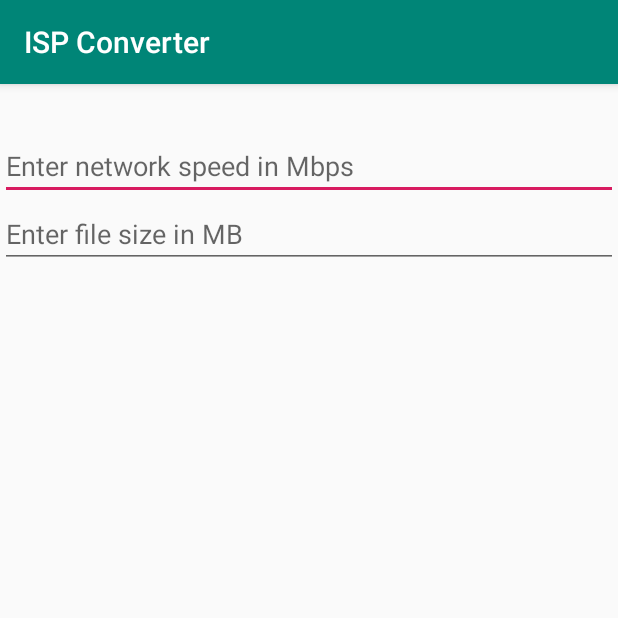
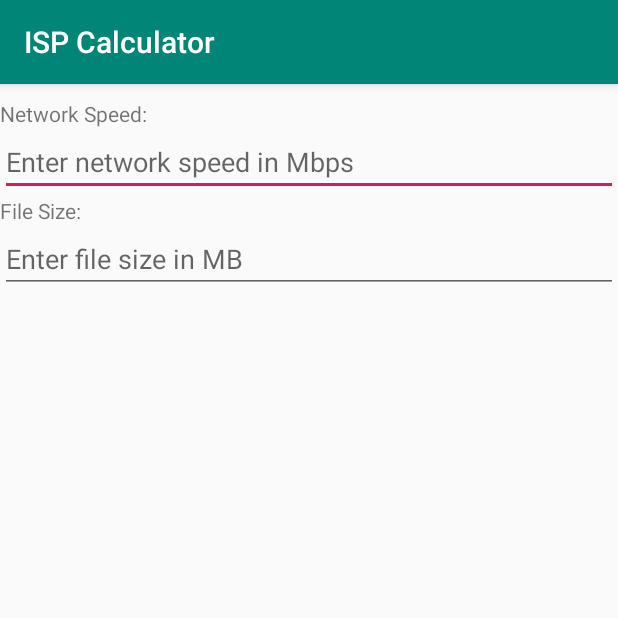
Before and after one commit to ajuk77/cpsc411-android-app, an Android app: the screen it shows after launch (MainActivity), on a phone screen of 412 x 824 dp, the top half of it. Run offline under Robolectric (Android 15) with nearby library versions, the phone set to English and light mode, and no system bars.

Commit message:
Added labels in strings.xml, and changes the layout

```diff
--- a/Project1/app/src/main/java/edu/fullerton/ajinkyakulkarni/project1/MainActivity.java
+++ b/Project1/app/src/main/java/edu/fullerton/ajinkyakulkarni/project1/MainActivity.java
@@ -1,5 +1,6 @@
 package edu.fullerton.ajinkyakulkarni.project1;
 
+import android.graphics.Typeface;
 import android.support.v7.app.AppCompatActivity;
 import android.os.Bundle;
 import android.text.Editable;
@@ -8,7 +9,11 @@ import android.widget.EditText;
 import android.widget.TextView;
 
 import java.text.DecimalFormat;
-
+/*
+CPSC411: MiniApp1
+Name: Ajinkya Kulkarni
+CWID: 893566448
+ */
 public class MainActivity extends AppCompatActivity {
 
     private TextView result;
@@ -78,6 +83,7 @@ public class MainActivity extends AppCompatActivity {
 
         String pattern = "#.#";
         DecimalFormat decimalFormat = new DecimalFormat(pattern);
+        result.setTypeface(result.getTypeface(), Typeface.BOLD);
         result.setText(getString(R.string.transfer_time) + " " + String.valueOf(decimalFormat.format(output)) + " " + getString(R.string.sec));
 
     }
--- a/Project1/app/src/main/res/layout/activity_main.xml
+++ b/Project1/app/src/main/res/layout/activity_main.xml
@@ -5,21 +5,33 @@
     android:layout_width="match_parent"
     android:layout_height="match_parent"
     android:orientation="vertical"
+    android:layout_marginTop="10dp"
     tools:context=".MainActivity">
+
+    <TextView
+        android:id="@+id/label_network_speed"
+        android:layout_width="match_parent"
+        android:layout_height="wrap_content"
+        android:text="@string/label_network_speed" />
 
     <EditText
         android:id="@+id/network_speed"
         android:layout_width="match_parent"
         android:layout_height="wrap_content"
-        android:layout_marginTop="32dp"
-        android:hint="@string/label_network_speed"
+        android:hint="@string/network_speed"
         android:inputType="number" />
+
+    <TextView
+        android:id="@+id/label_file_size"
+        android:layout_width="match_parent"
+        android:layout_height="wrap_content"
+        android:text="@string/label_file_size" />
 
     <EditText
         android:id="@+id/file_size"
         android:layout_width="match_parent"
         android:layout_height="wrap_content"
-        android:hint="@string/label_file_size"
+        android:hint="@string/file_size"
         android:inputType="number" />
 
     <TextView
--- a/Project1/app/src/main/res/values/strings.xml
+++ b/Project1/app/src/main/res/values/strings.xml
@@ -1,8 +1,10 @@
 <resources>
-    <string name="app_name">ISP Converter</string>
+    <string name="app_name">ISP Calculator</string>
     <string name="transfer_time">Transfer time is</string>
     <string name="sec">sec</string>
-    <string name="label_network_speed">Enter network speed in Mbps</string>
-    <string name="label_file_size">Enter file size in MB</string>
+    <string name="network_speed">Enter network speed in Mbps</string>
+    <string name="file_size">Enter file size in MB</string>
+    <string name="label_network_speed">Network Speed:</string>
+    <string name="label_file_size">File Size:</string>
 
 </resources>
```
Also changed, not shown: 1 other file.
